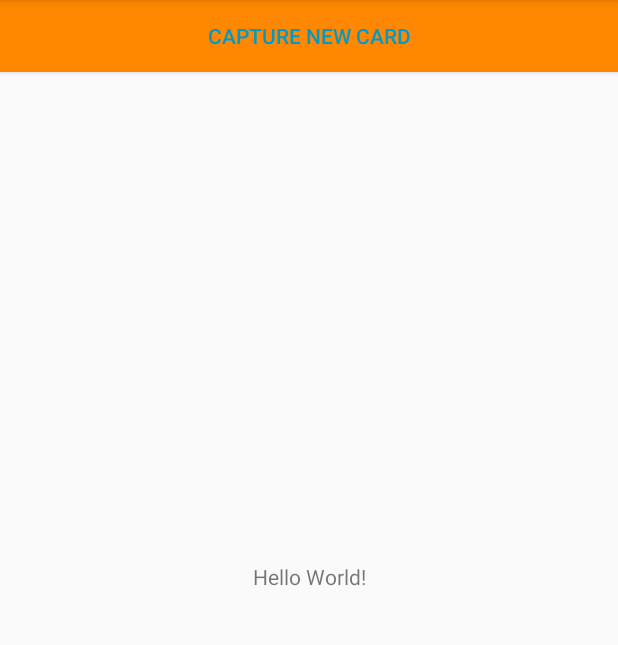
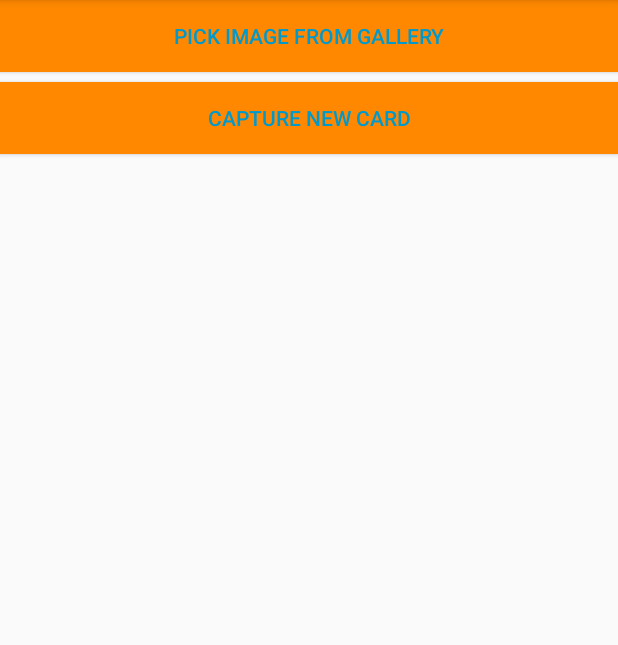
Before and after one commit to EtgarZ/ColmanProject53, an Android app: the screen it shows after launch (MainActivity), on a phone screen of 412 x 824 dp, the part 84-729 px from its top. Run offline under Robolectric (Android 15) with nearby library versions, the phone set to English and light mode, and no system bars; pictures from the network do not load.

Commit message:
add option to extract data from image in gallery

```diff
--- a/Client/CardReaderApp/app/src/main/java/com/cardreaderapp/api/RestService.java
+++ b/Client/CardReaderApp/app/src/main/java/com/cardreaderapp/api/RestService.java
@@ -92,7 +92,8 @@ public class RestService implements ICard {
 
     private String sendPostEncoded(String imageName, String encodedImage)
     {
-        String yourURL = "https://us-central1-business-card-reader-230419.cloudfunctions.net/handler/users/555/images";
+        //String yourURL = "https://us-central1-business-card-reader-230419.cloudfunctions.net/handler/users/555/images";
+        String yourURL = "http://34.73.212.169:5000";
 
         try {
             JSONObject jsonObject = new JSONObject();
--- a/Client/CardReaderApp/app/src/main/res/layout/activity_main.xml
+++ b/Client/CardReaderApp/app/src/main/res/layout/activity_main.xml
@@ -9,7 +9,6 @@
     <TextView
         android:layout_width="wrap_content"
         android:layout_height="wrap_content"
-        android:text="Hello World!"
         app:layout_constraintBottom_toBottomOf="parent"
         app:layout_constraintLeft_toLeftOf="parent"
         app:layout_constraintRight_toRightOf="parent"
@@ -21,11 +20,22 @@
         android:layout_height="match_parent" />
 
     <Button
+        android:id="@+id/btnPickImage"
+        android:layout_width="match_parent"
+        android:layout_height="wrap_content"
+        android:background="@android:color/holo_orange_dark"
+        android:text="Pick Image From Gallery"
+        android:textColor="@android:color/holo_blue_dark"
+        android:visibility="visible" />
+
+    <Button
         android:id="@+id/btnCamera"
+        app:layout_constraintTop_toBottomOf="@id/btnPickImage"
         android:layout_width="match_parent"
         android:layout_height="wrap_content"
         android:background="@android:color/holo_orange_dark"
         android:textColor="@android:color/holo_blue_dark"
+        android:layout_marginTop="10px"
         android:text="Capture new card"
         />
 
@@ -41,4 +51,6 @@
         android:visibility="invisible"
         />
 
+
+
 </android.support.constraint.ConstraintLayout>
```
Also changed, not shown: Client/CardReaderApp/app/src/main/java/com/cardreaderapp/activities/MainActivity.java (+54 -6 lines).
